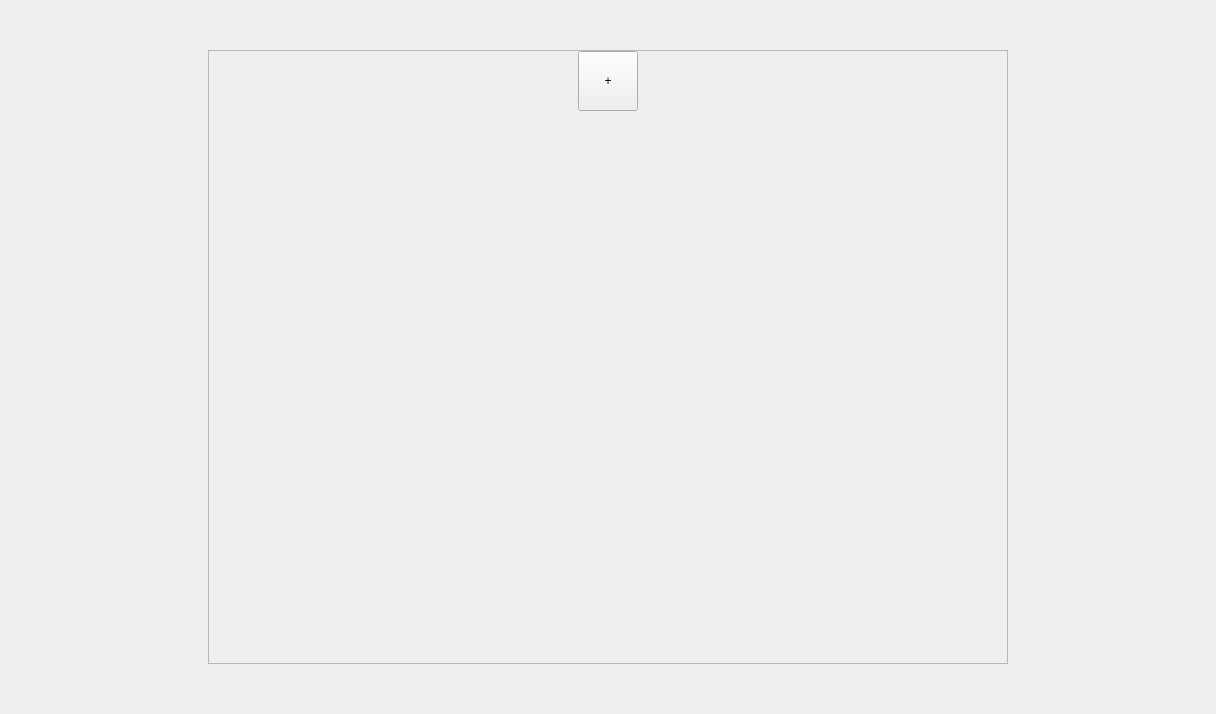
The window that 70_projects/5050_GUI_SQL/design.ui (OliverPetersen-create/Solutions) describes before a commit, drawn with Qt 5.
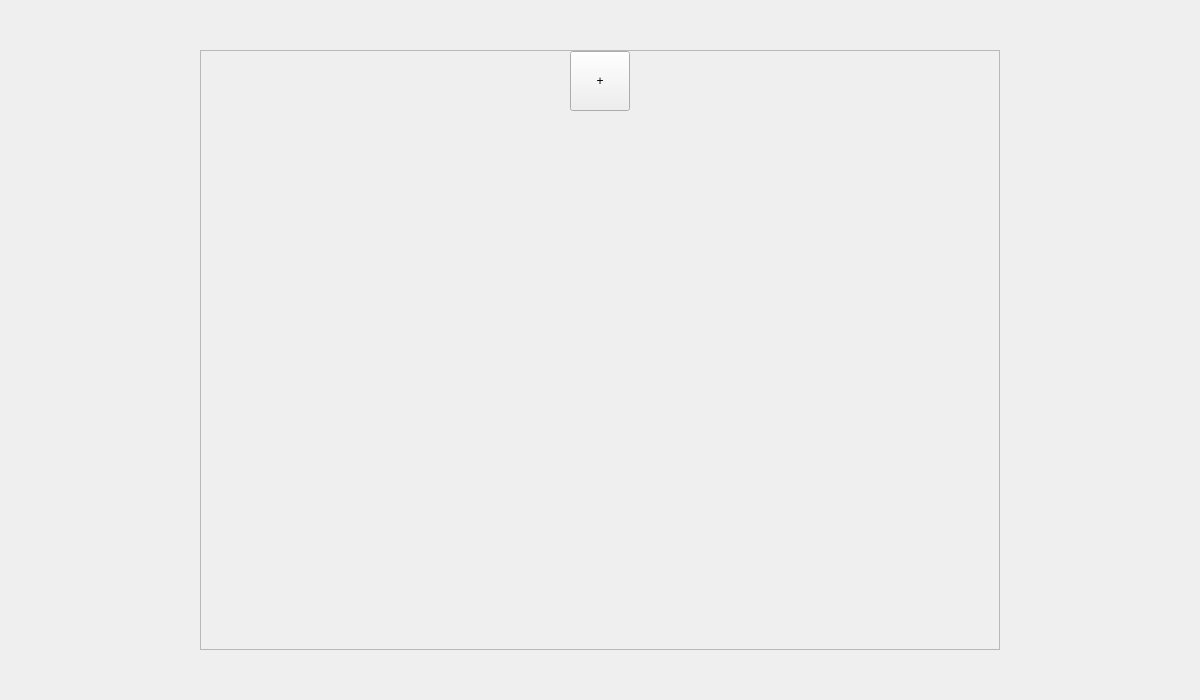
The same window after the commit. Icons and pictures are not drawn.

What changed in the file:
```diff
--- a/70_projects/5050_GUI_SQL/design.ui
+++ b/70_projects/5050_GUI_SQL/design.ui
@@ -6,8 +6,8 @@
    <rect>
     <x>0</x>
     <y>0</y>
-    <width>1216</width>
-    <height>714</height>
+    <width>1200</width>
+    <height>700</height>
    </rect>
   </property>
   <property name="sizePolicy">
@@ -84,7 +84,7 @@
          <x>0</x>
          <y>0</y>
          <width>798</width>
-         <height>612</height>
+         <height>598</height>
         </rect>
        </property>
        <layout class="QGridLayout" name="gridLayout_2">
```
Left out of the diff: 2 changed lines with no effect on the pictures.
